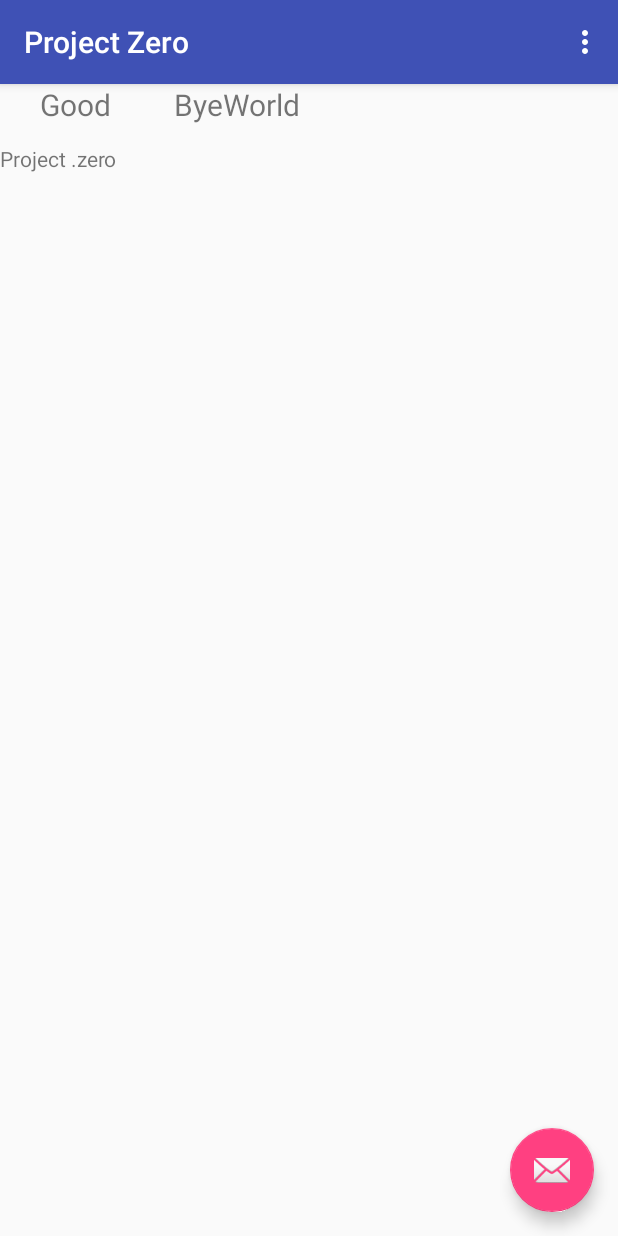
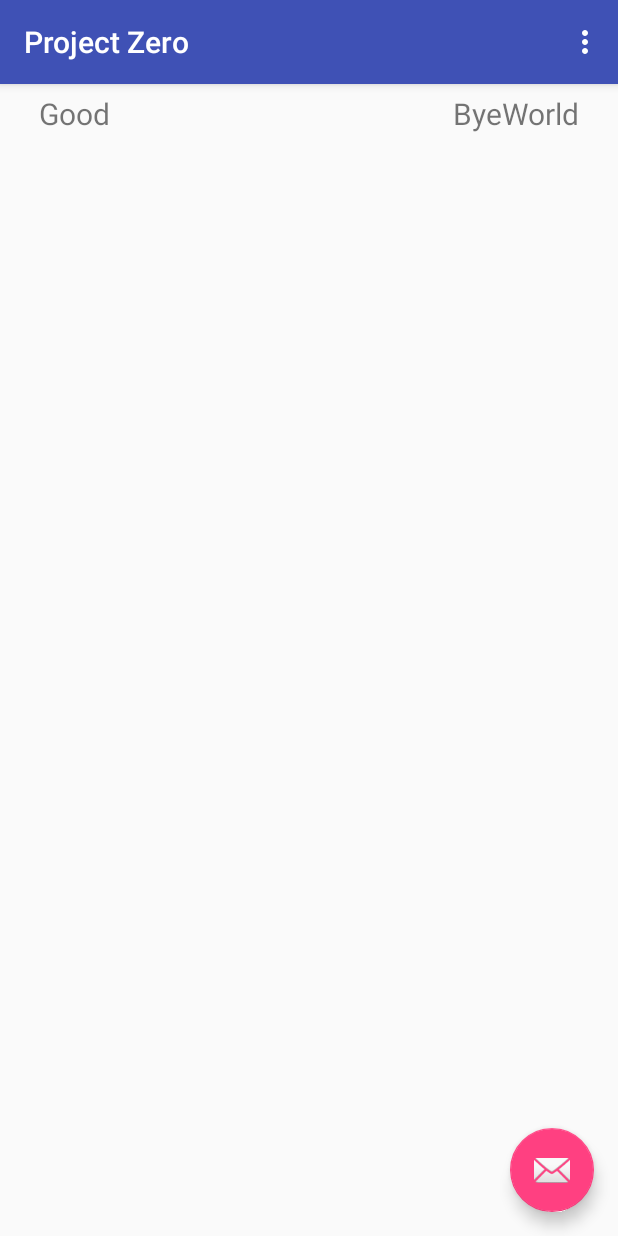
Before and after one commit to vedran-brnjetic/MetropoliaAndroidLabs, an Android app: the screen it shows after launch (MainActivity), on a phone screen of 412 x 824 dp. Run offline under Robolectric (Android 15) with nearby library versions, the phone set to English and light mode, and no system bars; 2 statements that could not run were skipped.

Commit message:
Layout sort-of works

```diff
--- a/app/src/main/res/layout/content_main.xml
+++ b/app/src/main/res/layout/content_main.xml
@@ -9,30 +9,33 @@
     tools:showIn="@layout/activity_main">
     <LinearLayout
         android:layout_width="match_parent"
-        android:layout_height="40dp">
+        android:layout_height="40dp"
+        android:gravity="center"
+        >
+
         <TextView
             android:id="@+id/goodText"
             android:layout_width="100dp"
             android:layout_height="28dp"
             android:text="@string/byeworldApp"
             android:textSize="20sp"
-            android:layout_gravity="start"
-            android:textAlignment="center"
+            android:layout_marginEnd="160dp"
+            android:textAlignment="textStart"
             tools:layout_editor_absoluteX="120"
             tools:layout_editor_absoluteY="16dp" />
+
         <TextView
             android:id="@+id/byeText"
             android:layout_width="100dp"
             android:layout_height="28dp"
             android:text="@string/byeworld"
+            android:textAlignment="textEnd"
             android:textSize="20sp"
-            android:layout_gravity="end"
-            android:textAlignment="textEnd"
             tools:layout_editor_absoluteX="120dp"
             tools:layout_editor_absoluteY="16dp" />
     </LinearLayout>
 
-
+    <!--
     <GridLayout
         android:layout_width="match_parent"
         android:layout_height="match_parent"
@@ -44,11 +47,11 @@
             android:id="@+id/sample_text"
             android:layout_width="100dp"
             android:layout_height="wrap_content"
-            android:text="Project .zero"
+            android:text="@string/project_zero"
             app:layout_constraintBottom_toBottomOf="parent"
             app:layout_constraintStart_toEndOf="@+id/textView"
             app:layout_constraintTop_toTopOf="parent"
             app:layout_constraintVertical_bias="0.158" />
     </GridLayout>
-
+    -->
 </android.support.constraint.ConstraintLayout>
--- a/app/src/main/res/values/strings.xml
+++ b/app/src/main/res/values/strings.xml
@@ -3,4 +3,5 @@
     <string name="action_settings">Settings</string>
     <string name="byeworld">ByeWorld</string>
     <string name="byeworldApp">Good</string>
+    <string name="project_zero">Project .zero</string>
 </resources>
```
